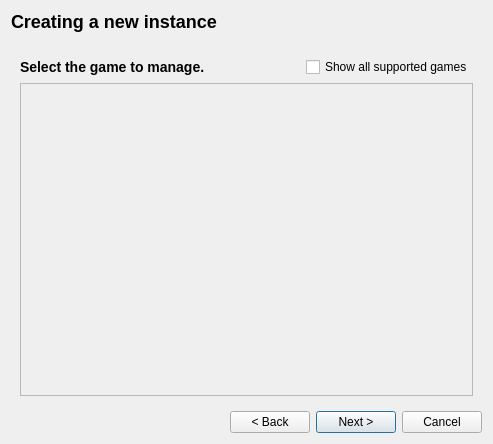
The window that modorganizer/src/createinstancedialog.ui (Holt59/mo2-merge) describes before a commit, drawn with Qt 5.
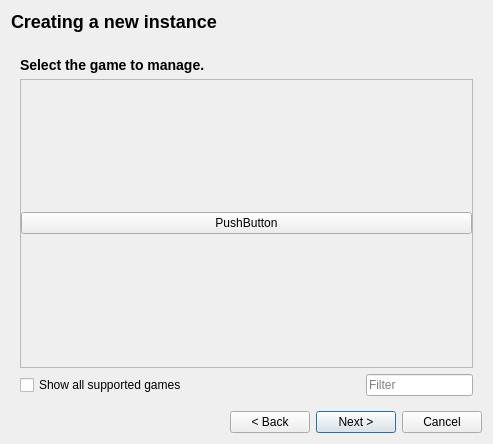
The same window after the commit. The open tabs and pages were chosen to show the change.

Commit message: [modorganizer] filter for games replaced the button box with a regular widget with vertical layout it was doing weird things to buttons with focus when removing and adding buttons on the fly because of filtering

What changed in the file:
```diff
--- a/modorganizer/src/createinstancedialog.ui
+++ b/modorganizer/src/createinstancedialog.ui
@@ -141,11 +141,8 @@
            <number>0</number>
           </property>
           <item>
-           <widget class="QWidget" name="widget_4" native="true">
-            <layout class="QVBoxLayout" name="verticalLayout_4">
-             <property name="leftMargin">
-              <number>0</number>
-             </property>
+           <widget class="QWidget" name="widget_15" native="true">
+            <layout class="QVBoxLayout" name="verticalLayout_16">
              <property name="topMargin">
               <number>0</number>
              </property>
@@ -226,31 +223,26 @@
             </property>
            </widget>
           </item>
-          <item>
-           <spacer name="horizontalSpacer_2">
-            <property name="orientation">
-             <enum>Qt::Horizontal</enum>
-            </property>
-            <property name="sizeHint" stdset="0">
-             <size>
-              <width>40</width>
-              <height>20</height>
-             </size>
-            </property>
-           </spacer>
-          </item>
-          <item>
-           <widget class="QCheckBox" name="showAllGames">
-            <property name="text">
-             <string>Show all supported games</string>
-            </property>
-           </widget>
-          </item>
          </layout>
         </widget>
        </item>
        <item>
         <widget class="QWidget" name="widget_6" native="true">
+         <layout class="QVBoxLayout" name="verticalLayout_25">
+          <property name="leftMargin">
+           <number>0</number>
+          </property>
+          <property name="topMargin">
+           <number>0</number>
+          </property>
+          <property name="rightMargin">
+           <number>0</number>
+          </property>
+          <property name="bottomMargin">
+           <number>0</number>
+          </property>
+          <item>
+           <widget class="QWidget" name="widget_23" native="true">
          <layout class="QVBoxLayout" name="verticalLayout_5">
           <property name="leftMargin">
            <number>0</number>
@@ -265,29 +257,49 @@
            <number>0</number>
           </property>
           <item>
-           <widget class="QScrollArea" name="scrollArea">
-            <property name="horizontalScrollBarPolicy">
-             <enum>Qt::ScrollBarAlwaysOff</enum>
-            </property>
+              <widget class="QScrollArea" name="scrollArea_3">
             <property name="widgetResizable">
              <bool>true</bool>
             </property>
-            <widget class="QWidget" name="widget_15">
+               <widget class="QWidget" name="games">
              <property name="geometry">
               <rect>
                <x>0</x>
                <y>0</y>
-               <width>455</width>
-               <height>308</height>
-              </rect>
-             </property>
-             <property name="sizePolicy">
-              <sizepolicy hsizetype="Expanding" vsizetype="Expanding">
-               <horstretch>0</horstretch>
-               <verstretch>0</verstretch>
-              </sizepolicy>
-             </property>
-             <layout class="QVBoxLayout" name="verticalLayout_16" stretch="0">
+                  <width>98</width>
+                  <height>28</height>
+                 </rect>
+                </property>
+                <layout class="QVBoxLayout" name="verticalLayout_26">
+                 <property name="leftMargin">
+                  <number>0</number>
+                 </property>
+                 <property name="topMargin">
+                  <number>0</number>
+                 </property>
+                 <property name="rightMargin">
+                  <number>0</number>
+                 </property>
+                 <property name="bottomMargin">
+                  <number>0</number>
+                 </property>
+                 <item>
+                  <widget class="QPushButton" name="pushButton">
+                   <property name="text">
+                    <string>PushButton</string>
+                   </property>
+                  </widget>
+                 </item>
+                </layout>
+               </widget>
+              </widget>
+             </item>
+            </layout>
+           </widget>
+          </item>
+          <item>
+           <widget class="QWidget" name="widget_21" native="true">
+            <layout class="QHBoxLayout" name="horizontalLayout_6" stretch="0,0,0">
               <property name="leftMargin">
                <number>0</number>
               </property>
@@ -301,23 +313,33 @@
                <number>0</number>
               </property>
               <item>
-               <widget class="QDialogButtonBox" name="games">
-                <property name="sizePolicy">
-                 <sizepolicy hsizetype="Expanding" vsizetype="Expanding">
-                  <horstretch>0</horstretch>
-                  <verstretch>0</verstretch>
-                 </sizepolicy>
-                </property>
+              <widget class="QCheckBox" name="showAllGames">
+               <property name="text">
+                <string>Show all supported games</string>
+               </property>
+              </widget>
+             </item>
+             <item>
+              <spacer name="horizontalSpacer_5">
                 <property name="orientation">
-                 <enum>Qt::Vertical</enum>
-                </property>
-                <property name="standardButtons">
-                 <set>QDialogButtonBox::NoButton</set>
+                <enum>Qt::Horizontal</enum>
+               </property>
+               <property name="sizeHint" stdset="0">
+                <size>
+                 <width>175</width>
+                 <height>20</height>
+                </size>
+               </property>
+              </spacer>
+             </item>
+             <item>
+              <widget class="QLineEdit" name="gamesFilter">
+               <property name="placeholderText">
+                <string>Filter</string>
                 </property>
                </widget>
               </item>
              </layout>
-            </widget>
            </widget>
           </item>
          </layout>
```
Left out of the diff: 12 changed lines with no effect on the pictures. Lines whose indentation alone changed are shown as unchanged. The commit also changes 2 other files.
